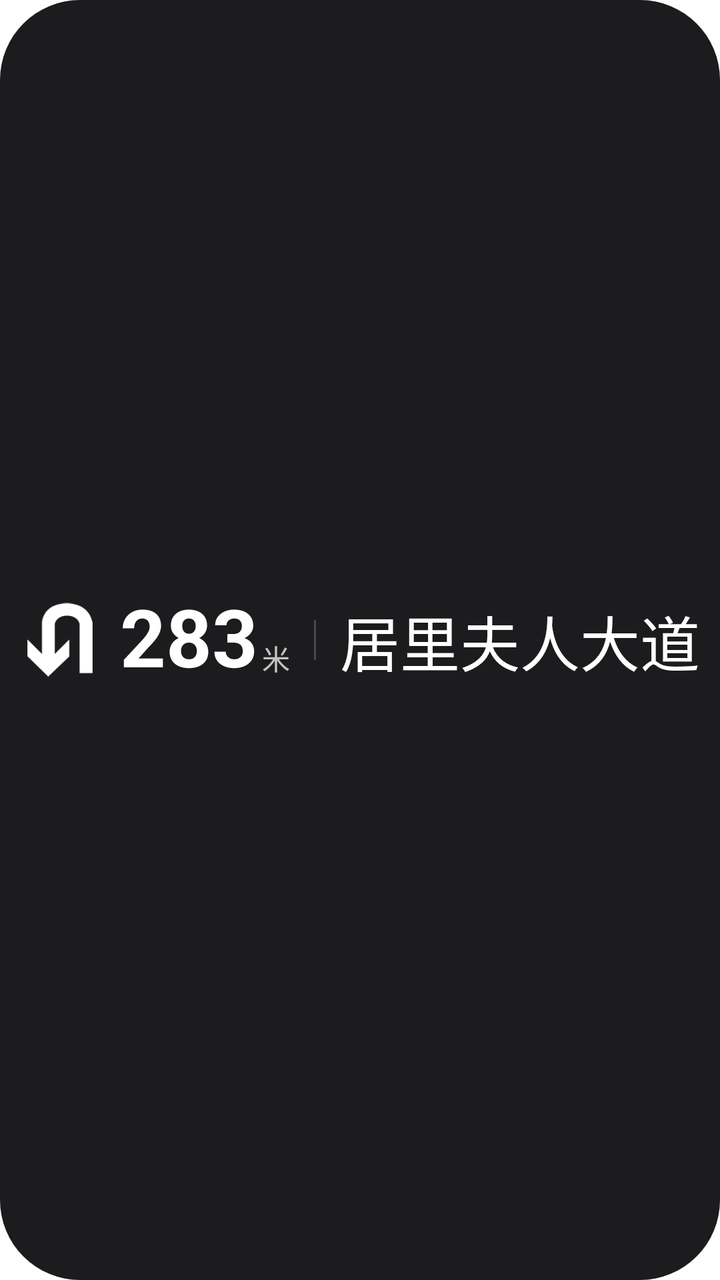
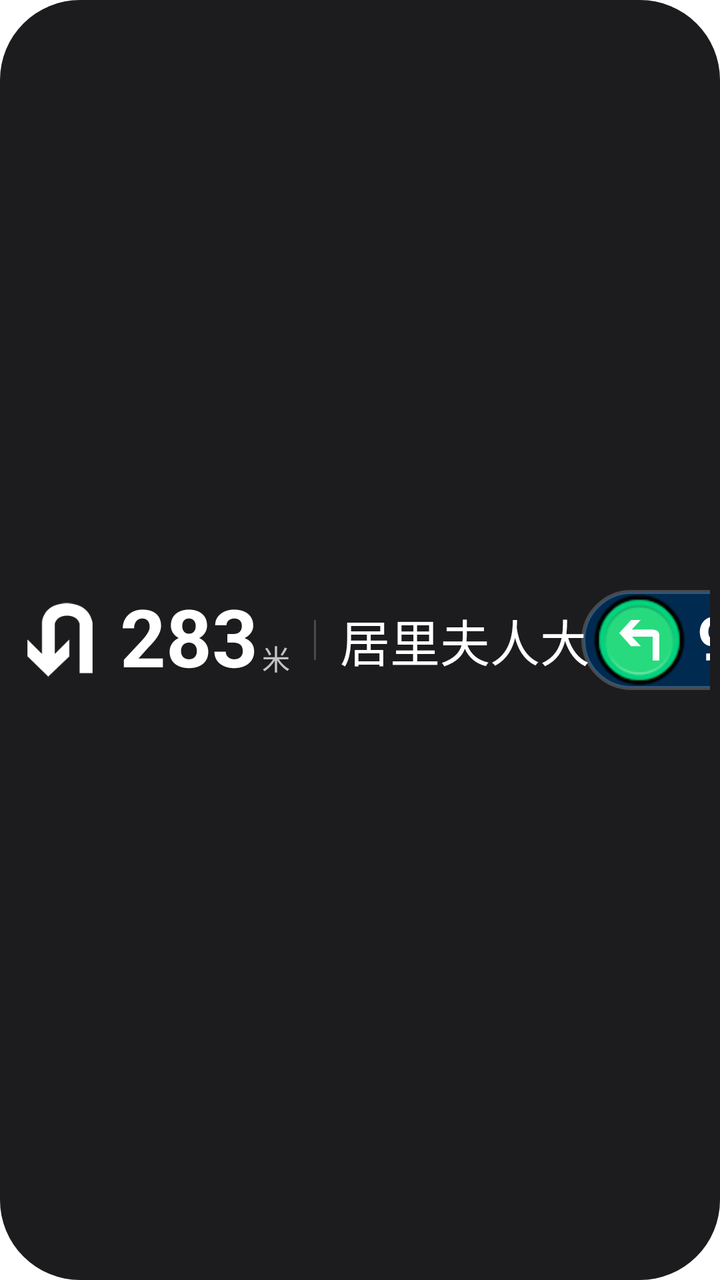

Compare the two renders of this Android layout. The source of the first and the diff that turns it into the second are given below.
<!-- AndroidManifest.xml: application theme Theme.AutoMap -->
<!-- res/layout/layout_floating_navi_minimal.xml -->
<?xml version="1.0" encoding="utf-8"?>
<androidx.constraintlayout.widget.ConstraintLayout xmlns:android="http://schemas.android.com/apk/res/android"
    xmlns:app="http://schemas.android.com/apk/res-auto"
    android:layout_width="wrap_content"
    android:layout_height="wrap_content"
    android:background="@drawable/bg_main_navigation_box"
    android:minWidth="200dp"
    android:paddingTop="2dp"
    android:paddingBottom="2dp"
    android:paddingEnd="5dp"
    android:paddingStart="10dp">

    <ImageView
        android:id="@+id/iv_action_icon_min"
        android:layout_width="40dp"
        android:layout_height="40dp"
        android:scaleType="centerInside"
        android:src="@mipmap/ic_navi_u_turn"
        app:layout_constraintBottom_toBottomOf="parent"
        app:layout_constraintStart_toStartOf="parent"
        app:layout_constraintTop_toTopOf="parent" />

    <TextView
        android:id="@+id/tv_distance_num_min"
        android:layout_width="wrap_content"
        android:layout_height="wrap_content"
        android:layout_marginStart="10dp"
        android:includeFontPadding="false"
        android:text="283"
        android:textColor="#FFFFFF"
        android:textSize="40sp"
        android:textStyle="bold"
        app:layout_constraintBottom_toBottomOf="parent"
        app:layout_constraintStart_toEndOf="@+id/iv_action_icon_min"
        app:layout_constraintTop_toTopOf="parent" />

    <TextView
        android:id="@+id/tv_distance_unit_min"
        android:layout_width="wrap_content"
        android:layout_height="wrap_content"
        android:layout_marginStart="2dp"
        android:layout_marginBottom="4dp"
        android:text="米"
        android:textColor="#BBFFFFFF"
        android:textSize="14sp"
        app:layout_constraintBottom_toBottomOf="@+id/tv_distance_num_min"
        app:layout_constraintStart_toEndOf="@+id/tv_distance_num_min" />

    <View
        android:id="@+id/navi_min_divider"
        android:layout_width="1dp"
        android:layout_height="20dp"
        android:layout_marginStart="12dp"
        android:background="#33FFFFFF"
        app:layout_constraintBottom_toBottomOf="parent"
        app:layout_constraintStart_toEndOf="@+id/tv_distance_unit_min"
        app:layout_constraintTop_toTopOf="parent" />

    <TextView
        android:id="@+id/tv_road_name_min"
        android:layout_width="wrap_content"
        android:layout_height="wrap_content"
        android:layout_marginStart="12dp"
        android:ellipsize="marquee"
        android:maxLines="1"
        android:maxWidth="200dp"
        android:text="居里夫人大道"
        android:textColor="#FFFFFF"
        android:textSize="30sp"
        app:layout_constraintBottom_toBottomOf="parent"
        app:layout_constraintStart_toEndOf="@+id/navi_min_divider"
        app:layout_constraintTop_toTopOf="parent" />
    <include

        layout="@layout/layout_floating_traffic_light_group"
        android:layout_width="wrap_content"
        android:layout_height="50dp"
        android:layout_marginStart="12dp"
        android:visibility="visible"
        app:layout_constraintBottom_toBottomOf="parent"
        app:layout_constraintStart_toEndOf="@+id/tv_road_name_min"
        app:layout_constraintTop_toTopOf="parent"
        app:layout_constraintEnd_toEndOf="parent" />
</androidx.constraintlayout.widget.ConstraintLayout>
<!-- res/layout/layout_floating_traffic_light_group.xml (included above) -->
<?xml version="1.0" encoding="utf-8"?>
<LinearLayout xmlns:android="http://schemas.android.com/apk/res/android"
    android:id="@+id/ll_traffic_light_group"
    android:layout_width="wrap_content"
    android:layout_height="50dp"
    android:background="@drawable/bg_traffic_light_capsule"
    android:gravity="center_vertical"
    android:orientation="horizontal"
    android:paddingStart="4dp"
    android:paddingEnd="10dp">

    <FrameLayout
        android:layout_width="50dp"
        android:layout_height="50dp">

        <ImageView
            android:id="@+id/iv_light_icon"
            android:layout_width="match_parent"
            android:layout_height="match_parent"
            android:scaleType="centerCrop"
            android:src="@mipmap/icon_green" />
        <ImageView
            android:layout_gravity="center"
            android:id="@+id/iv_light_arrow"
            android:layout_width="30dp"
            android:layout_height="30dp"
            android:padding="4dp"
            android:scaleType="centerInside"
            android:src="@mipmap/ic_navi_left" />
    </FrameLayout>

    <TextView
        android:id="@+id/tv_light_time"
        android:layout_width="wrap_content"
        android:layout_height="wrap_content"
        android:layout_marginStart="4dp"
        android:layout_marginEnd="3dp"
        android:includeFontPadding="false"
        android:text="94"
        android:textColor="#FFFFFF"
        android:textSize="30sp"
        android:textStyle="bold" />
</LinearLayout>
<!-- resources referenced by this layout -->
<resources>
  <!-- drawable bg_main_navigation_box (drawable) -->
  <?xml version="1.0" encoding="utf-8"?>
  <shape xmlns:android="http://schemas.android.com/apk/res/android">
      <solid android:color="#1C1C1E" />
  
      <corners android:radius="40dp" />
  
  
  </shape>
  <!-- drawable bg_traffic_light_capsule (drawable) -->
  <?xml version="1.0" encoding="utf-8"?>
  <shape xmlns:android="http://schemas.android.com/apk/res/android">
      <solid android:color="#002A50" />
      <corners android:radius="30dp" />
      <stroke android:width="2dp" android:color="#33FFFFFF" />
  </shape>
  <!-- mipmap ic_navi_left: png bitmap (drawable, 1066 bytes) -->
  <!-- mipmap ic_navi_u_turn: png bitmap (drawable, 1770 bytes) -->
  <!-- mipmap icon_green: png bitmap (mipmap-xhdpi, 2584 bytes) -->
  <style name="Theme.AutoMap" parent="Theme.MaterialComponents.DayNight.DarkActionBar">
          
          <item name="colorPrimary">@color/purple_500</item>
          <item name="colorPrimaryVariant">@color/purple_700</item>
          <item name="colorOnPrimary">@color/white</item>
          
          <item name="colorSecondary">@color/teal_200</item>
          <item name="colorSecondaryVariant">@color/teal_700</item>
          <item name="colorOnSecondary">@color/black</item>
          
          <item name="android:statusBarColor">?attr/colorPrimaryVariant</item>
          
      </style>
  <color name="purple_500">#FF6200EE</color>
  <color name="purple_700">#FF3700B3</color>
  <color name="white">#FFFFFFFF</color>
  <color name="teal_200">#FF03DAC5</color>
  <color name="teal_700">#FF018786</color>
  <color name="black">#FF000000</color>
</resources>

<!-- the commit's change to res/layout/layout_floating_navi_minimal.xml (unified diff, before → after) -->
@@ -1,6 +1,7 @@
 <?xml version="1.0" encoding="utf-8"?>
 <androidx.constraintlayout.widget.ConstraintLayout xmlns:android="http://schemas.android.com/apk/res/android"
     xmlns:app="http://schemas.android.com/apk/res-auto"
+    xmlns:tools="http://schemas.android.com/tools"
     android:layout_width="wrap_content"
     android:layout_height="wrap_content"
     android:background="@drawable/bg_main_navigation_box"
@@ -66,7 +67,7 @@
         android:maxWidth="200dp"
         android:text="居里夫人大道"
         android:textColor="#FFFFFF"
-        android:textSize="30sp"
+        android:textSize="25sp"
         app:layout_constraintBottom_toBottomOf="parent"
         app:layout_constraintStart_toEndOf="@+id/navi_min_divider"
         app:layout_constraintTop_toTopOf="parent" />
